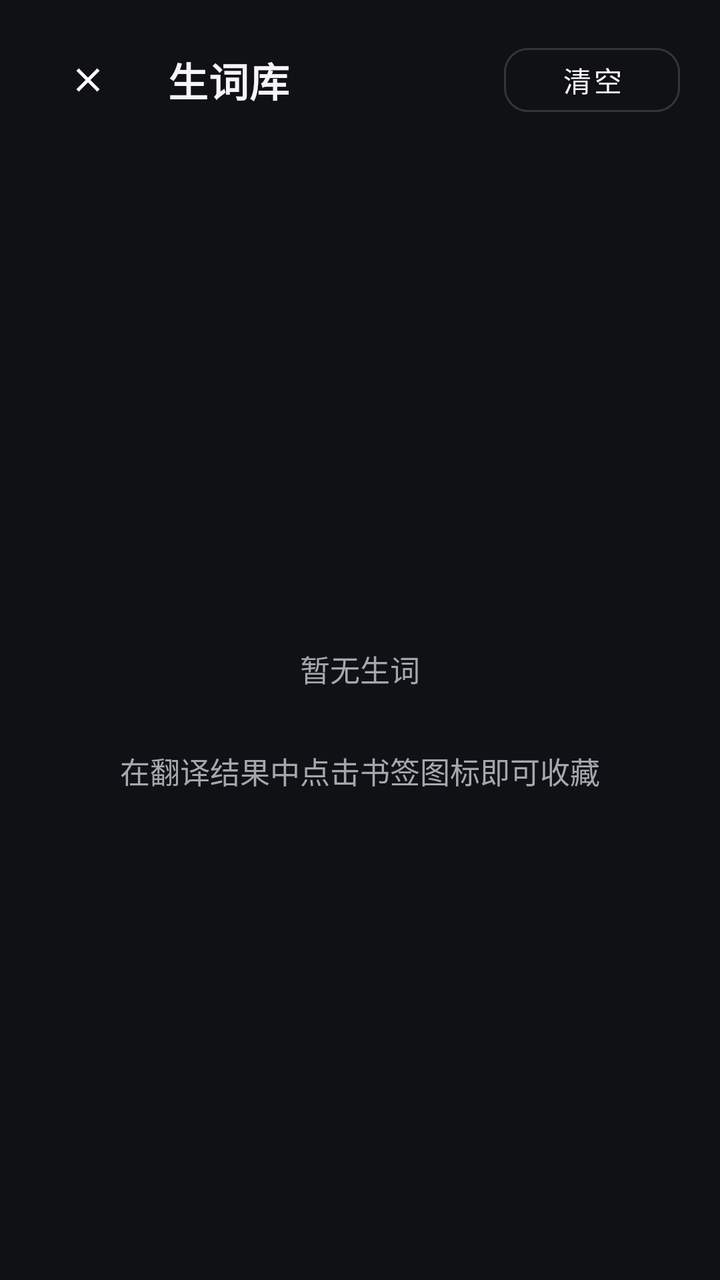
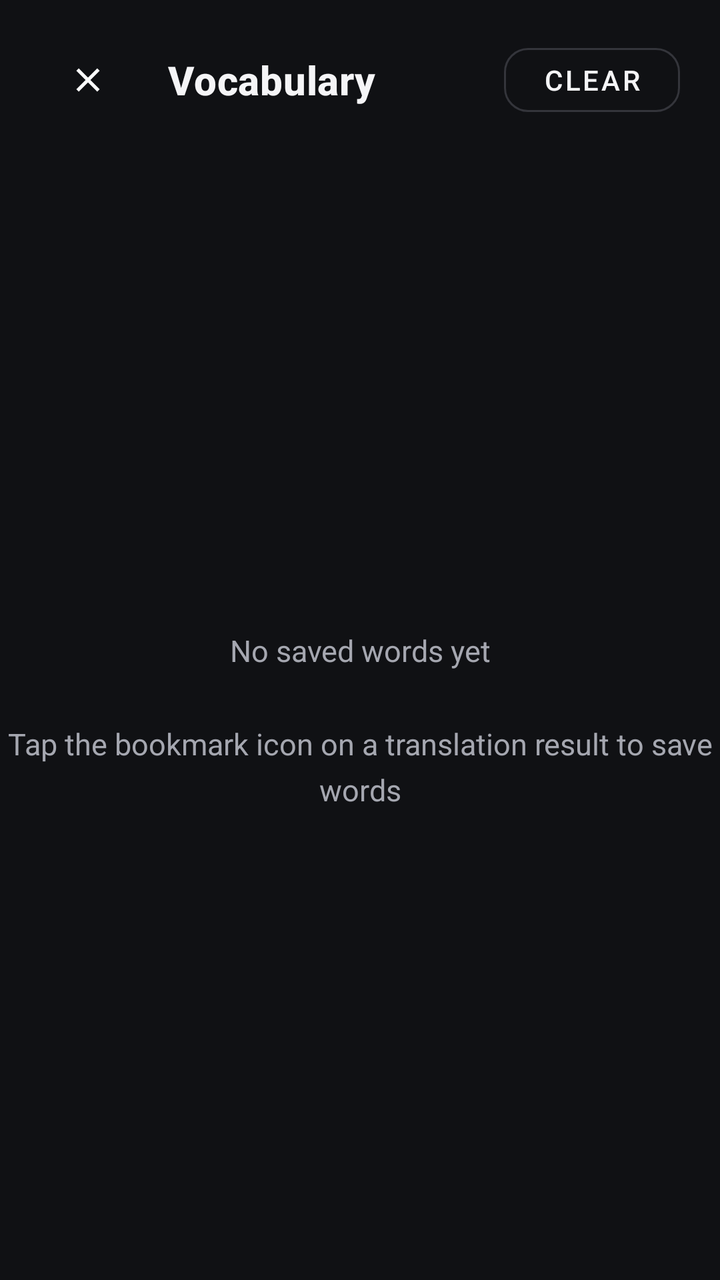

Two renders of the same Android screen: before a commit and after it. Below are the layout's source before the change and the commit's diff.
<!-- AndroidManifest.xml: application theme Theme.SubtitleTranslator -->
<!-- res/layout/activity_vocabulary.xml -->
<?xml version="1.0" encoding="utf-8"?>
<LinearLayout xmlns:android="http://schemas.android.com/apk/res/android"
    xmlns:app="http://schemas.android.com/apk/res-auto"
    android:layout_width="match_parent"
    android:layout_height="match_parent"
    android:orientation="vertical"
    android:background="@color/screen_bg">

    
    <LinearLayout
        android:layout_width="match_parent"
        android:layout_height="wrap_content"
        android:orientation="horizontal"
        android:gravity="center_vertical"
        android:paddingHorizontal="20dp"
        android:paddingVertical="16dp">

        <ImageButton
            android:id="@+id/btnBack"
            android:layout_width="@dimen/touch_target"
            android:layout_height="@dimen/touch_target"
            android:padding="@dimen/icon_button_padding"
            android:scaleType="fitCenter"
            android:background="?attr/selectableItemBackgroundBorderless"
            android:src="@drawable/ic_close"
            android:contentDescription="返回" />

        <TextView
            android:layout_width="0dp"
            android:layout_height="wrap_content"
            android:layout_weight="1"
            android:layout_marginStart="16dp"
            android:text="生词库"
            android:textAppearance="@style/TextAppearance.SubtitleTranslator.ScreenTitle" />

        <Button
            android:id="@+id/btnClear"
            style="@style/Widget.SubtitleTranslator.Button.Outlined"
            android:layout_width="wrap_content"
            android:layout_height="wrap_content"
            android:text="清空" />
    </LinearLayout>

    <TextView
        android:id="@+id/tvEmpty"
        android:layout_width="match_parent"
        android:layout_height="match_parent"
        android:gravity="center"
        android:text="暂无生词\n\n在翻译结果中点击书签图标即可收藏"
        android:textSize="15sp"
        android:textColor="@color/text_secondary"
        android:lineSpacingMultiplier="1.3"
        android:visibility="visible" />

    <androidx.recyclerview.widget.RecyclerView
        android:id="@+id/recyclerView"
        android:layout_width="match_parent"
        android:layout_height="match_parent"
        android:padding="16dp"
        android:clipToPadding="false"
        android:visibility="gone" />

</LinearLayout>
<!-- resources referenced by this layout -->
<resources>
  <color name="screen_bg">#FF101114</color>
  <color name="text_secondary">#FFA5A7B0</color>
  <dimen name="icon_button_padding">14dp</dimen>
  <dimen name="touch_target">48dp</dimen>
  <!-- drawable ic_close (drawable) -->
  <?xml version="1.0" encoding="utf-8"?>
  <vector xmlns:android="http://schemas.android.com/apk/res/android"
      android:width="24dp"
      android:height="24dp"
      android:viewportWidth="24"
      android:viewportHeight="24"
      android:tint="@android:color/white">
      <path
          android:fillColor="@android:color/white"
          android:pathData="M19,6.41L17.59,5 12,10.59 6.41,5 5,6.41 10.59,12 5,17.59 6.41,19 12,13.41 17.59,19 19,17.59 13.41,12z"/>
  </vector>
  <style name="TextAppearance.SubtitleTranslator.ScreenTitle" parent="TextAppearance.MaterialComponents.Headline6">
          <item name="android:textSize">20sp</item>
          <item name="android:textStyle">bold</item>
          <item name="android:textColor">@color/text_primary</item>
      </style>
  <style name="Widget.SubtitleTranslator.Button.Outlined" parent="Widget.MaterialComponents.Button.OutlinedButton">
          <item name="android:textColor">@color/text_primary</item>
          <item name="strokeColor">@color/button_outline</item>
          <item name="cornerRadius">12dp</item>
          <item name="android:minHeight">44dp</item>
      </style>
  <style name="Theme.SubtitleTranslator" parent="Theme.MaterialComponents.NoActionBar">
          
          <item name="colorPrimary">@color/accent</item>
          <item name="colorPrimaryVariant">@color/accent_dim</item>
          <item name="colorOnPrimary">@color/on_accent</item>
          <item name="colorSecondary">@color/accent</item>
          <item name="colorSecondaryVariant">@color/accent_dim</item>
          <item name="colorOnSecondary">@color/on_accent</item>
          
          <item name="android:statusBarColor">@color/screen_bg</item>
          <item name="android:windowLightStatusBar">false</item>
          <item name="android:navigationBarColor">@color/screen_bg</item>
      </style>
  <color name="text_primary">#FFF5F5F7</color>
  <color name="button_outline">#FF34353B</color>
  <color name="accent">#FFB9E64B</color>
  <color name="accent_dim">#FFCBE97F</color>
  <color name="on_accent">#FF101114</color>
</resources>

<!-- the commit's change to res/layout/activity_vocabulary.xml (unified diff, before → after) -->
@@ -23,14 +23,14 @@
             android:scaleType="fitCenter"
             android:background="?attr/selectableItemBackgroundBorderless"
             android:src="@drawable/ic_close"
-            android:contentDescription="返回" />
+            android:contentDescription="@string/action_back" />
 
         <TextView
             android:layout_width="0dp"
             android:layout_height="wrap_content"
             android:layout_weight="1"
             android:layout_marginStart="16dp"
-            android:text="生词库"
+            android:text="@string/main_vocabulary"
             android:textAppearance="@style/TextAppearance.SubtitleTranslator.ScreenTitle" />
 
         <Button
@@ -38,7 +38,7 @@
             style="@style/Widget.SubtitleTranslator.Button.Outlined"
             android:layout_width="wrap_content"
             android:layout_height="wrap_content"
-            android:text="清空" />
+            android:text="@string/action_clear" />
     </LinearLayout>
 
     <TextView
@@ -46,7 +46,7 @@
         android:layout_width="match_parent"
         android:layout_height="match_parent"
         android:gravity="center"
-        android:text="暂无生词\n\n在翻译结果中点击书签图标即可收藏"
+        android:text="@string/vocabulary_empty"
         android:textSize="15sp"
         android:textColor="@color/text_secondary"
         android:lineSpacingMultiplier="1.3"
<!-- resource entries referenced after the edit -->
@@ -16,6 +16,10 @@
           android:fillColor="@android:color/white"
           android:pathData="M19,6.41L17.59,5 12,10.59 6.41,5 5,6.41 10.59,12 5,17.59 6.41,19 12,13.41 17.59,19 19,17.59 13.41,12z"/>
   </vector>
+  <string name="action_back">Back</string>
+  <string name="action_clear">Clear</string>
+  <string name="main_vocabulary">Vocabulary</string>
+  <string name="vocabulary_empty">No saved words yet\n\nTap the bookmark icon on a translation result to save words</string>
   <style name="TextAppearance.SubtitleTranslator.ScreenTitle" parent="TextAppearance.MaterialComponents.Headline6">
           <item name="android:textSize">20sp</item>
           <item name="android:textStyle">bold</item>
